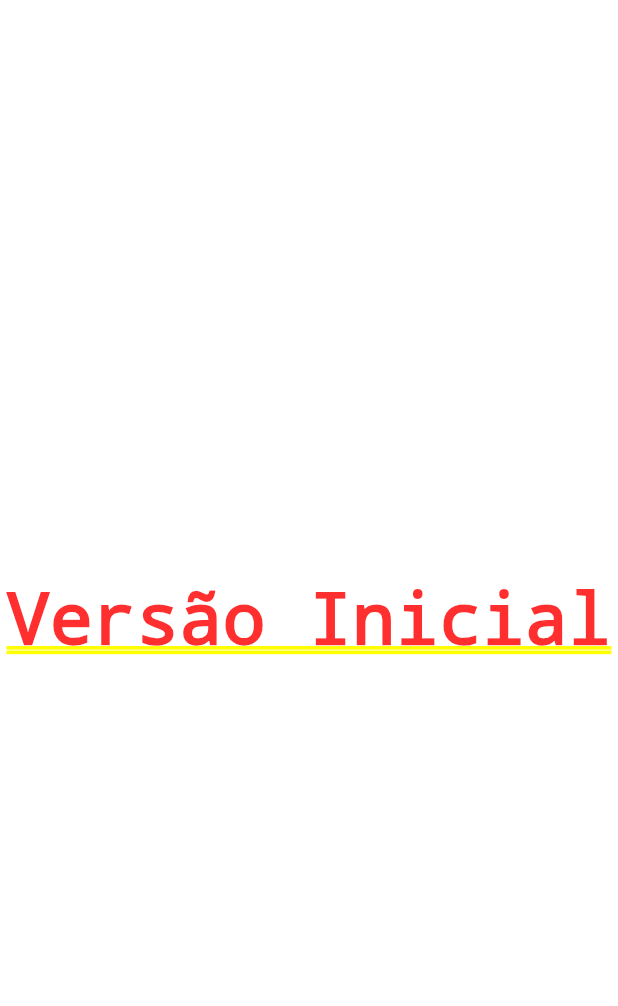
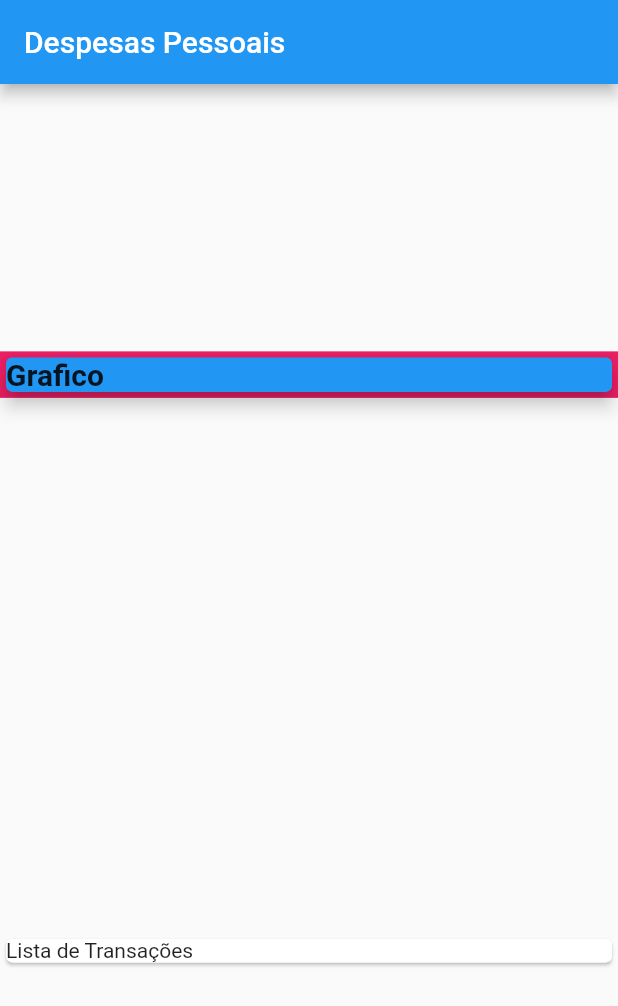
Before and after one commit to EuHigorBarbosa/HBM, a Flutter app: the screen it shows after launch, on a phone screen of 412 x 824 dp. Shown: the top 1006 px of the screen. Run offline on Flutter 3.47's test engine with Material 2 defaults, Android fonts, the phone set to English and light mode, and no system bars.

Commit message:
Estado Antes classe Transation

```diff
--- a/lib/main.dart
+++ b/lib/main.dart
@@ -2,7 +2,7 @@ import 'package:flutter/material.dart';
 
 main() => runApp(ExpensesApp());
 
-//Estou criando um widget MaterialApp e um Center
+//Estou criando um widget MaterialApp e um scafold
 class ExpensesApp extends StatelessWidget {
   @override
   Widget build(BuildContext context) {
@@ -15,6 +15,36 @@ class ExpensesApp extends StatelessWidget {
 class MyHomePage extends StatelessWidget {
   @override
   Widget build(BuildContext context) {
-    return Center(child: Text('Versão Inicial'));
+    return Scaffold(
+        appBar: AppBar(
+          title: Text('Despesas Pessoais'),
+        ),
+        body: Column(
+          crossAxisAlignment: CrossAxisAlignment.stretch,
+          mainAxisAlignment: MainAxisAlignment.spaceAround,
+          children: <Widget>[
+            Container(
+              color: Colors.pink,
+              //padding: EdgeInsets.all(10.0),
+              //margin: EdgeInsets.all(100.0),
+              //alignment: Alignment.center,
+              //width: double.infinity,
+              child: Card(
+                child: Text(
+                  'Grafico',
+                  style: TextStyle(fontWeight: FontWeight.bold, fontSize: 20),
+                ),
+
+                elevation: 5,
+                //margin: EdgeInsets.all(4.0),
+                color: Colors.blue,
+                //borderOnForeground: false,
+              ),
+            ),
+            Card(
+              child: Text('Lista de Transações'),
+            )
+          ],
+        ));
   }
 }
```
